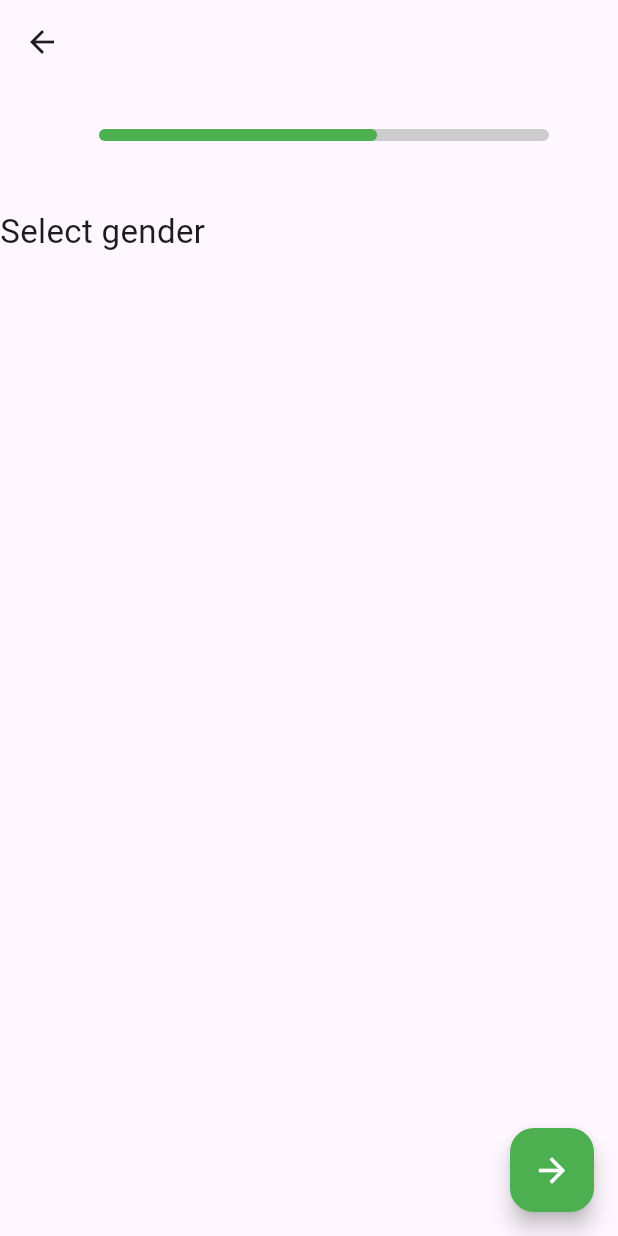
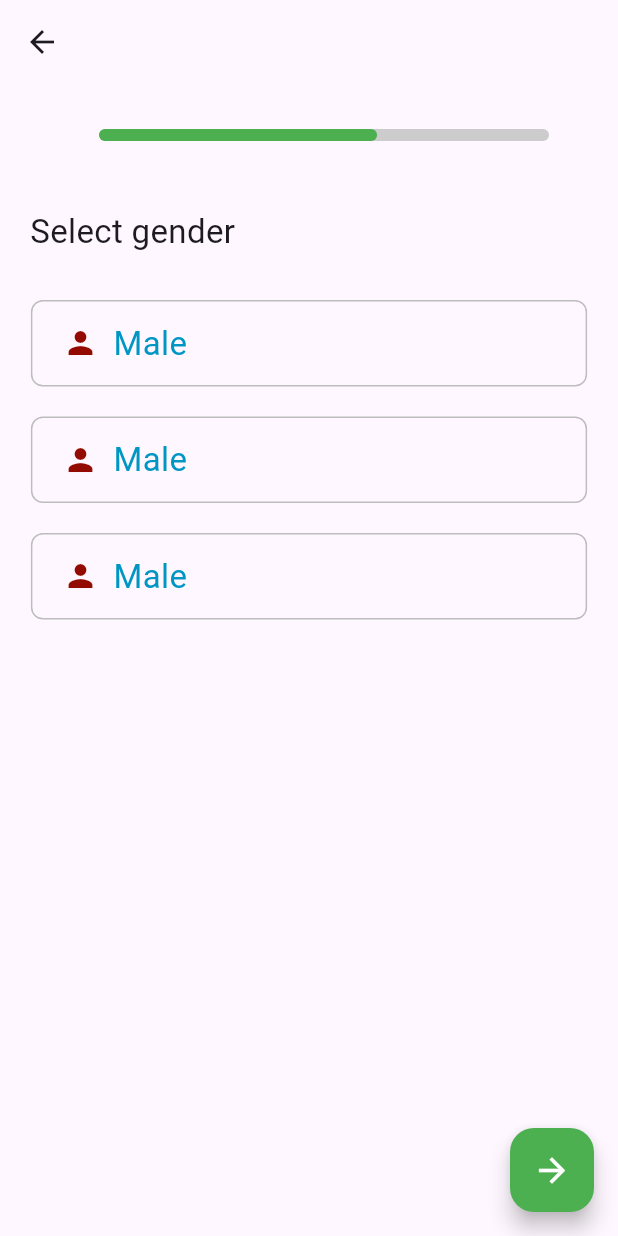
Before and after one commit to ArifHossain123/job_search, a Flutter app: the SelectGender screen opened directly, on a phone screen of 412 x 824 dp. Run offline on Flutter 3.47's test engine with Material 3 defaults, Android fonts, the phone set to English and light mode, and no system bars; our stand-ins replace firebase_auth, firebase_core, font_awesome_flutter, google_sign_in; accounts and stored records are empty; network calls fail.

Commit message:
gender selection

```diff
--- a/lib/create_account.dart
+++ b/lib/create_account.dart
@@ -29,7 +29,8 @@ class _CreateAccountState extends State<CreateAccount> {
               Column(
                 children: [
                   Padding(
-                    padding: const EdgeInsets.only(top: 30,
+                    padding: const EdgeInsets.only(
+                      top: 30,
                       left: 20,
                     ),
                     child: Expanded(
@@ -110,10 +111,11 @@ class _CreateAccountState extends State<CreateAccount> {
                           ),
                           child: const Center(
                             child: Row(
-                              mainAxisAlignment:
-                                  MainAxisAlignment.spaceAround,
+                              mainAxisAlignment: MainAxisAlignment.spaceAround,
                               children: [
-                                FaIcon(FontAwesomeIcons.googlePlusG),
+                                FaIcon(
+                                  FontAwesomeIcons.google,
+                                ),
                                 Text(
                                   'Import from Google',
                                   style: TextStyle(
@@ -144,8 +146,7 @@ class _CreateAccountState extends State<CreateAccount> {
                           ),
                           child: const Center(
                             child: Row(
-                              mainAxisAlignment:
-                                  MainAxisAlignment.spaceAround,
+                              mainAxisAlignment: MainAxisAlignment.spaceAround,
                               children: [
                                 FaIcon(FontAwesomeIcons.facebook),
                                 Text(
@@ -207,8 +208,7 @@ class _CreateAccountState extends State<CreateAccount> {
                             );
 
                             setState(() {
-                              _containerColor =
-                                  Color.fromARGB(255, 0, 255, 81);
+                              _containerColor = Color.fromARGB(255, 0, 255, 81);
                             });
                           },
                           child: Container(
--- a/lib/gender_selection.dart
+++ b/lib/gender_selection.dart
@@ -1,4 +1,5 @@
 import 'package:flutter/material.dart';
+import 'package:font_awesome_flutter/font_awesome_flutter.dart';
 import 'package:job_search/extra_information.dart';
 
 class SelectGender extends StatefulWidget {
@@ -11,7 +12,7 @@ class SelectGender extends StatefulWidget {
 class _SelectGenderState extends State<SelectGender> {
   @override
   Widget build(BuildContext context) {
-    //  final double height = MediaQuery.of(context).size.height;
+    final double height = MediaQuery.of(context).size.height;
     final double width = MediaQuery.of(context).size.width;
     return Scaffold(
       appBar: AppBar(
@@ -56,16 +57,134 @@ class _SelectGenderState extends State<SelectGender> {
               const SizedBox(
                 height: 45,
               ),
-              Row(
+              const Padding(
+                padding: EdgeInsets.only(left: 20),
+                child: Row(
+                  children: [
+                    Text(
+                      'Select gender',
+                      style: TextStyle(
+                        fontSize: 22,
+                      ),
+                    ),
+                  ],
+                ),
+              ),
+              const SizedBox(
+                height: 30,
+              ),
+              Column(
                 children: [
-                  Text(
-                    'Select gender',
-                    style: TextStyle(
-                      fontSize: 22,
+                  Container(
+                    height: height * 0.07,
+                    width: width * 0.9,
+                    decoration: BoxDecoration(
+                      border: Border.all(
+                        width: 1,
+                        color: Colors.grey.shade400,
+                      ),
+                      borderRadius: BorderRadius.circular(8),
+                    ),
+                    child: const Row(
+                      children: [
+                        Padding(
+                          padding: EdgeInsets.only(
+                            left: 20,
+                          ),
+                          child: FaIcon(
+                            Icons.person,
+                            color: Color.fromARGB(255, 146, 10, 0),
+                          ),
+                        ),
+                        SizedBox(
+                          width: 10,
+                        ),
+                        Text(
+                          'Male',
+                          style: TextStyle(
+                            color: Color.fromARGB(255, 0, 150, 196),
+                            fontSize: 22,
+                          ),
+                        )
+                      ],
+                    ),
+                  ),
+                  const SizedBox(
+                    height: 20,
+                  ),
+                  Container(
+                    height: height * 0.07,
+                    width: width * 0.9,
+                    decoration: BoxDecoration(
+                      border: Border.all(
+                        width: 1,
+                        color: Colors.grey.shade400,
+                      ),
+                      borderRadius: BorderRadius.circular(8),
+                    ),
+                    child: const Row(
+                      children: [
+                        Padding(
+                          padding: EdgeInsets.only(
+                            left: 20,
+                          ),
+                          child: FaIcon(
+                            Icons.person,
+                            color: Color.fromARGB(255, 146, 10, 0),
+                          ),
+                        ),
+                        SizedBox(
+                          width: 10,
+                        ),
+                        Text(
+                          'Male',
+                          style: TextStyle(
+                            color: Color.fromARGB(255, 0, 150, 196),
+                            fontSize: 22,
+                          ),
+                        )
+                      ],
+                    ),
+                  ),
+                  const SizedBox(
+                    height: 20,
+                  ),
+                  Container(
+                    height: height * 0.07,
+                    width: width * 0.9,
+                    decoration: BoxDecoration(
+                      border: Border.all(
+                        width: 1,
+                        color: Colors.grey.shade400,
+                      ),
+                      borderRadius: BorderRadius.circular(8),
+                    ),
+                    child: const Row(
+                      children: [
+                        Padding(
+                          padding: EdgeInsets.only(
+                            left: 20,
+                          ),
+                          child: FaIcon(
+                            Icons.person,
+                            color: Color.fromARGB(255, 146, 10, 0),
+                          ),
+                        ),
+                        SizedBox(
+                          width: 10,
+                        ),
+                        Text(
+                          'Male',
+                          style: TextStyle(
+                            color: Color.fromARGB(255, 0, 150, 196),
+                            fontSize: 22,
+                          ),
+                        )
+                      ],
                     ),
                   ),
                 ],
-              ),
+              )
             ],
           ),
         ],
```
